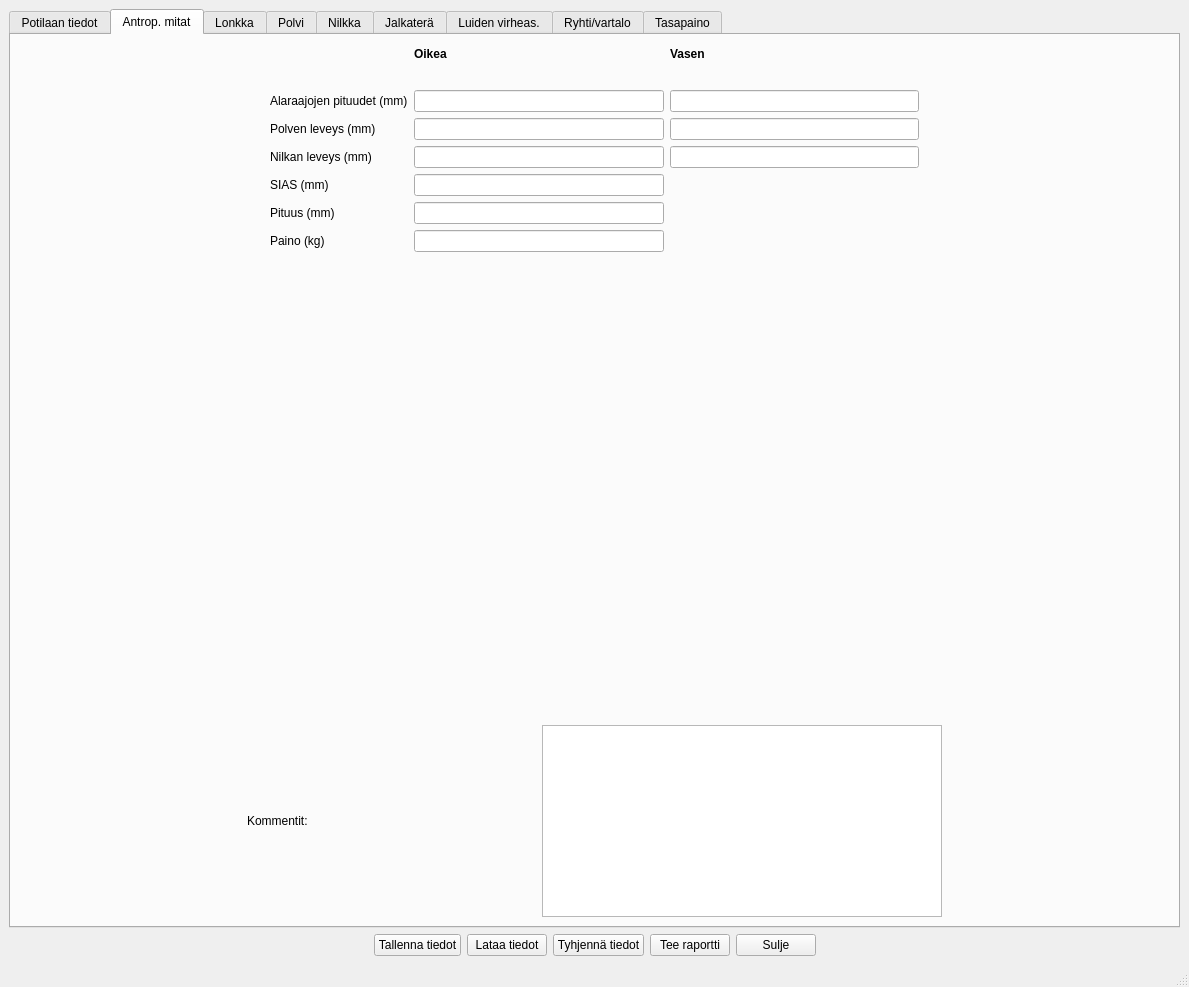
Old version of the form tabbed_design.ui in the repository jjnurminen/liikelaaj.
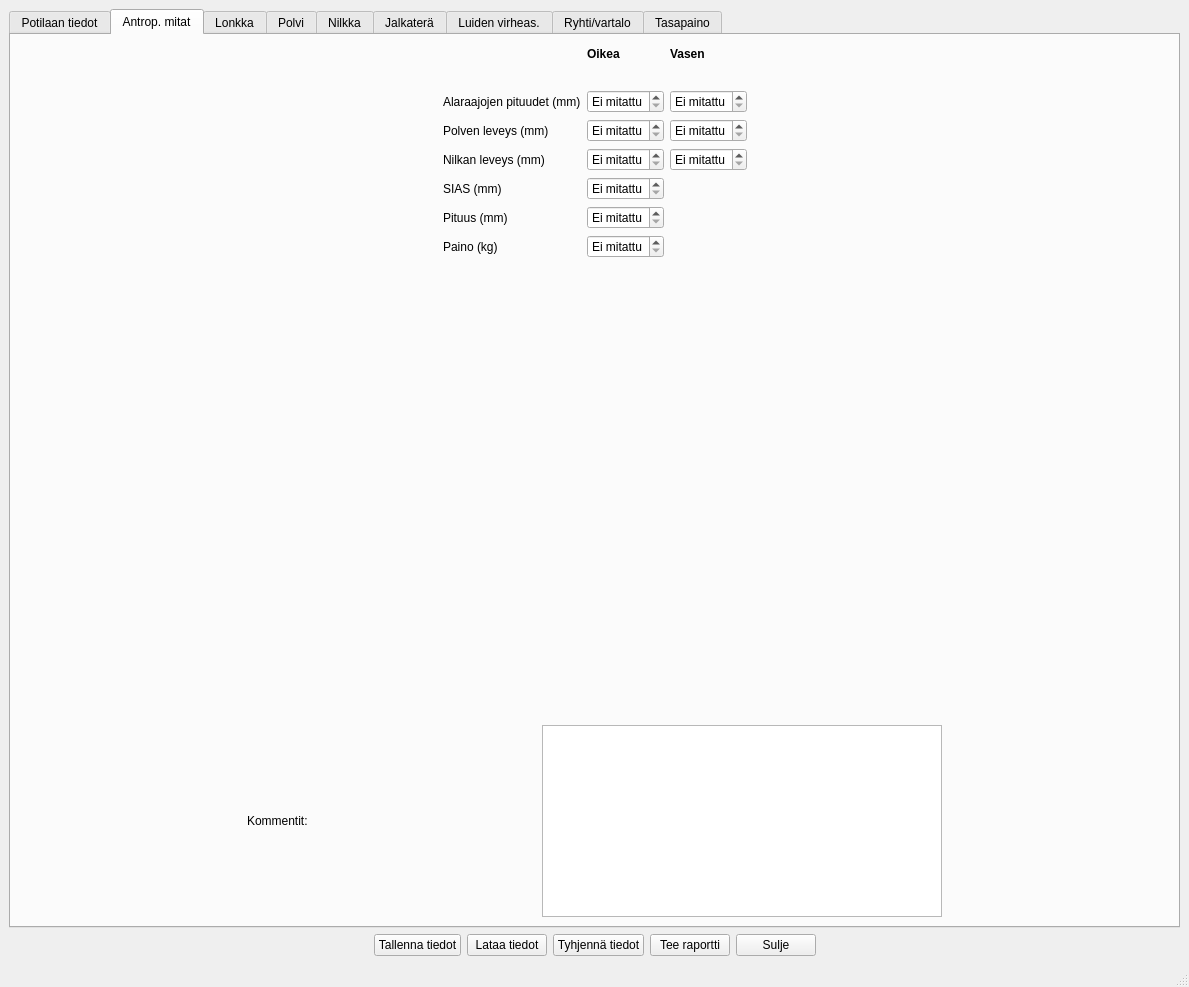
New version of the form. The open tabs and pages were chosen to show the change.

Commit message: antrop line inputs -> spinboxes

```diff
--- a/tabbed_design.ui
+++ b/tabbed_design.ui
@@ -306,6 +306,63 @@
        <layout class="QVBoxLayout" name="verticalLayout_13">
         <item>
          <layout class="QGridLayout" name="gridLayout_15">
+          <item row="6" column="3">
+           <widget class="QSpinBox" name="spAntropNilkkaVas">
+            <property name="specialValueText">
+             <string>Ei mitattu</string>
+            </property>
+            <property name="suffix">
+             <string> mm</string>
+            </property>
+            <property name="minimum">
+             <number>-1</number>
+            </property>
+            <property name="maximum">
+             <number>1500</number>
+            </property>
+            <property name="value">
+             <number>-1</number>
+            </property>
+           </widget>
+          </item>
+          <item row="4" column="3">
+           <widget class="QSpinBox" name="spAntropPolviVas">
+            <property name="specialValueText">
+             <string>Ei mitattu</string>
+            </property>
+            <property name="suffix">
+             <string> mm</string>
+            </property>
+            <property name="minimum">
+             <number>-1</number>
+            </property>
+            <property name="maximum">
+             <number>100</number>
+            </property>
+            <property name="value">
+             <number>-1</number>
+            </property>
+           </widget>
+          </item>
+          <item row="3" column="2">
+           <widget class="QSpinBox" name="spAntropAlaraajaOik">
+            <property name="specialValueText">
+             <string>Ei mitattu</string>
+            </property>
+            <property name="suffix">
+             <string> mm</string>
+            </property>
+            <property name="minimum">
+             <number>-1</number>
+            </property>
+            <property name="maximum">
+             <number>1500</number>
+            </property>
+            <property name="value">
+             <number>-1</number>
+            </property>
+           </widget>
+          </item>
           <item row="1" column="3">
            <widget class="QLabel" name="label_263">
             <property name="font">
@@ -400,72 +457,123 @@
             </property>
            </widget>
           </item>
-          <item row="3" column="2">
-           <widget class="QLineEdit" name="lnAntropAlaraajaOik">
-            <property name="inputMask">
-             <string/>
-            </property>
-            <property name="text">
-             <string/>
-            </property>
-            <property name="cursorPosition">
-             <number>0</number>
-            </property>
-           </widget>
-          </item>
           <item row="3" column="3">
-           <widget class="QLineEdit" name="lnAntropAlaraajaVas">
-            <property name="inputMask">
-             <string/>
+           <widget class="QSpinBox" name="spAntropAlaraajaVas">
+            <property name="specialValueText">
+             <string>Ei mitattu</string>
             </property>
-           </widget>
-          </item>
-          <item row="4" column="2">
-           <widget class="QLineEdit" name="lnAntropPolviOik">
-            <property name="inputMask">
-             <string/>
+            <property name="suffix">
+             <string> mm</string>
             </property>
-           </widget>
-          </item>
-          <item row="4" column="3">
-           <widget class="QLineEdit" name="lnAntropPolviVas">
-            <property name="inputMask">
-             <string/>
+            <property name="minimum">
+             <number>-1</number>
+            </property>
+            <property name="maximum">
+             <number>1500</number>
+            </property>
+            <property name="value">
+             <number>-1</number>
             </property>
            </widget>
           </item>
           <item row="6" column="2">
-           <widget class="QLineEdit" name="lnAntropNilkkaOik">
-            <property name="inputMask">
-             <string/>
+           <widget class="QSpinBox" name="spAntropNilkkaOik">
+            <property name="specialValueText">
+             <string>Ei mitattu</string>
+            </property>
+            <property name="suffix">
+             <string> mm</string>
+            </property>
+            <property name="minimum">
+             <number>-1</number>
+            </property>
+            <property name="maximum">
+             <number>1500</number>
+            </property>
+            <property name="value">
+             <number>-1</number>
+            </property>
+           </widget>
+          </item>
+          <item row="4" column="2">
+           <widget class="QSpinBox" name="spAntropPolviOik">
+            <property name="specialValueText">
+             <string>Ei mitattu</string>
+            </property>
+            <property name="suffix">
+             <string> mm</string>
+            </property>
+            <property name="minimum">
+             <number>-1</number>
+            </property>
+            <property name="maximum">
+             <number>100</number>
+            </property>
+            <property name="value">
+             <number>-1</number>
             </property>
            </widget>
           </item>
           <item row="7" column="2">
-           <widget class="QLineEdit" name="lnAntropSIAS">
-            <property name="inputMask">
-             <string/>
+           <widget class="QSpinBox" name="spAntropSIAS">
+            <property name="specialValueText">
+             <string>Ei mitattu</string>
+            </property>
+            <property name="suffix">
+             <string> mm</string>
+            </property>
+            <property name="minimum">
+             <number>-1</number>
+            </property>
+            <property name="maximum">
+             <number>1500</number>
+            </property>
+            <property name="value">
+             <number>-1</number>
             </property>
            </widget>
           </item>
           <item row="8" column="2">
-           <widget class="QLineEdit" name="lnAntropPituus">
-            <property name="inputMask">
-             <string/>
+           <widget class="QSpinBox" name="spAntropPituus">
+            <property name="specialValueText">
+             <string>Ei mitattu</string>
+            </property>
+            <property name="suffix">
+             <string> mm</string>
+            </property>
+            <property name="minimum">
+             <number>-1</number>
+            </property>
+            <property name="maximum">
+             <number>2500</number>
+            </property>
+            <property name="value">
+             <number>-1</number>
             </property>
            </widget>
           </item>
           <item row="9" column="2">
-           <widget class="QLineEdit" name="lnAntropPaino">
-            <property name="inputMask">
-             <string/>
+           <widget class="QDoubleSpinBox" name="spAntropPaino">
+            <property name="specialValueText">
+             <string>Ei mitattu</string>
             </property>
-           </widget>
-          </item>
-          <item row="6" column="3">
-           <widget class="QLineEdit" name="lnAntropNilkkaVas">
-            <property name="inputMask">
-             <string/>
+            <property name="suffix">
+             <string> kg</string>
+            </property>
+            <property name="decimals">
+             <number>1</number>
+            </property>
+            <property name="minimum">
+             <double>-0.100000000000000</double>
+            </property>
+            <property name="maximum">
+             <double>150.000000000000000</double>
+            </property>
+            <property name="singleStep">
+             <double>0.100000000000000</double>
+            </property>
+            <property name="value">
+             <double>-0.100000000000000</double>
             </property>
            </widget>
           </item>
```
Left out of the diff: 13 changed lines with no effect on the pictures.
